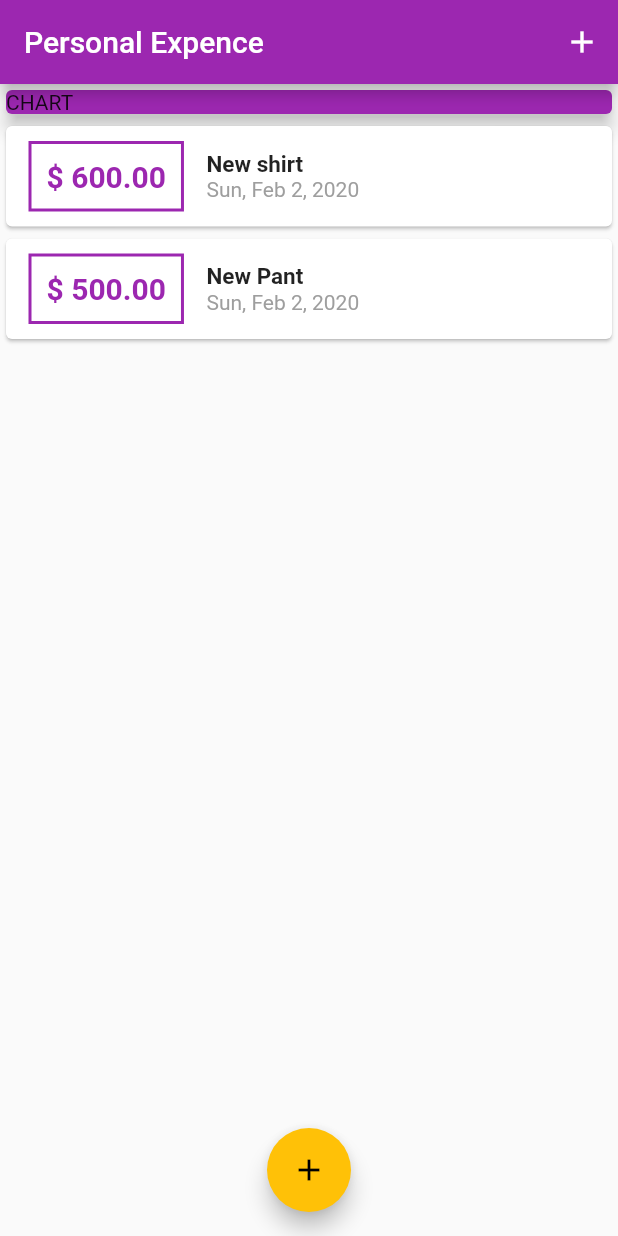
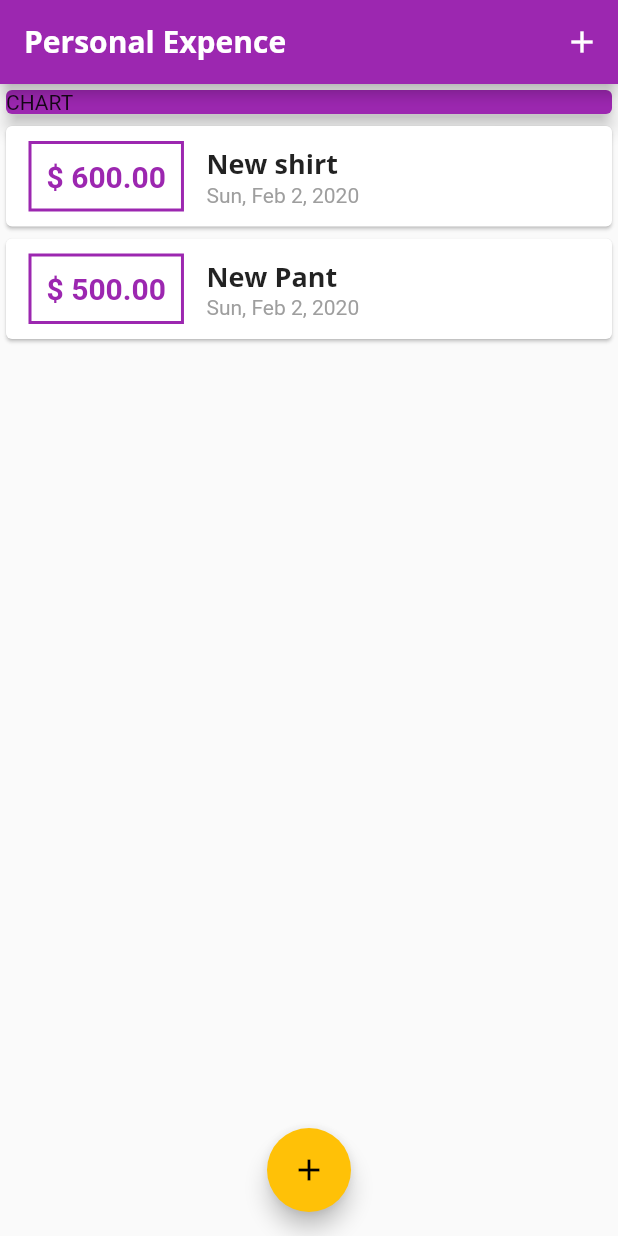
Before and after one commit to lhmisho/Money-App-Flutter, a Flutter app: the screen it shows after launch, on a phone screen of 412 x 824 dp. Run offline on Flutter 3.47's test engine with Material 2 defaults, Android fonts, the phone set to English and light mode, and no system bars.

Commit message:
configure Fonts for theme

```diff
--- a/lib/main.dart
+++ b/lib/main.dart
@@ -14,7 +14,24 @@ class MyApp extends StatelessWidget {
       title: 'Personal Expence',
       theme: ThemeData(
         primarySwatch: Colors.purple,
-        accentColor: Colors.amber
+        accentColor: Colors.amber,
+        fontFamily: 'Quicksand',
+        textTheme: ThemeData.light().textTheme.copyWith(
+              title: TextStyle(
+                fontFamily: 'OpenSans',
+                fontSize: 18,
+                fontWeight: FontWeight.bold
+              ),
+            ),
+        appBarTheme: AppBarTheme(
+          textTheme: ThemeData.light().textTheme.copyWith(
+                title: TextStyle(
+                  fontFamily: 'OpenSans',
+                  fontSize: 20,
+                  fontWeight: FontWeight.bold,
+                ),
+              ),
+        ),
       ),
       home: MyHomePage(),
     );
--- a/lib/widgets/transaction_list.dart
+++ b/lib/widgets/transaction_list.dart
@@ -43,7 +43,7 @@ class TransactionList extends StatelessWidget {
                     Text(
                       transactions[index].title,
                       style:
-                          TextStyle(fontWeight: FontWeight.bold, fontSize: 15),
+                          Theme.of(context).textTheme.title,
                     ),
                     Text(
                       DateFormat.yMMMEd().format(transactions[index].date),
```
Also changed, not shown: pubspec.yaml (+12 -12 lines), assets/fonts/OpenSans-Bold.ttf (added), assets/fonts/OpenSans-Regular.ttf (added), assets/fonts/Quicksand-Bold.ttf (added), assets/fonts/Quicksand-Light.ttf (added), assets/fonts/Quicksand-Medium.ttf (added), assets/fonts/Quicksand-Regular.ttf (added).
